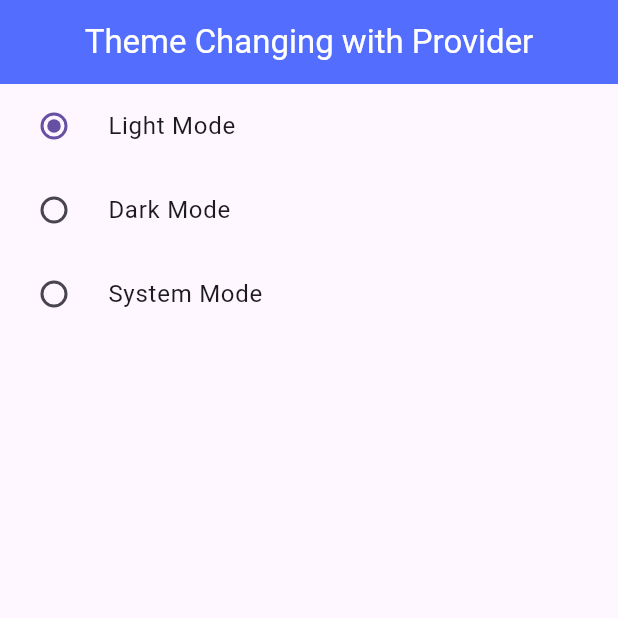
After one commit to musman023/provider-state-management, a Flutter app: the screen it shows after launch, after a tap on "Light Mode", on a phone screen of 412 x 824 dp, the top half of it. The commit adds this screen. Run offline on Flutter 3.47's test engine with Material 3 defaults, Android fonts, the phone set to English and light mode, and no system bars.

Commit message:
changing theme modes

```diff
--- a/lib/main.dart
+++ b/lib/main.dart
@@ -1,9 +1,10 @@
 import 'package:flutter/material.dart';
 import 'package:provider/provider.dart';
-import 'package:provider_tutorial/favourite/favourite_screen.dart';
 import 'package:provider_tutorial/provider/count_provider.dart';
 import 'package:provider_tutorial/provider/e1_provider.dart';
 import 'package:provider_tutorial/provider/favourite_provider.dart';
+import 'package:provider_tutorial/provider/theme_changer.dart';
+import 'package:provider_tutorial/screen/dark_theme.dart';
 
 void main() {
   runApp(const MyApp());
@@ -18,16 +19,24 @@ class MyApp extends StatelessWidget {
         providers: [
           ChangeNotifierProvider(create: (_) => CountProvider()),
           ChangeNotifierProvider(create: (_) => ExampleOneProvider()),
-          ChangeNotifierProvider(create: (_) => FavouriteItemProvider())
+          ChangeNotifierProvider(create: (_) => FavouriteItemProvider()),
+          ChangeNotifierProvider(create: (_) => ThemeChanger()),
         ],
-        child: MaterialApp(
-          debugShowCheckedModeBanner: false,
-          title: 'Flutter Demo',
-          theme: ThemeData(
-            colorScheme: ColorScheme.fromSeed(seedColor: Colors.deepPurple),
-            useMaterial3: true,
-          ),
-          home: const FavouriteScreen(),
+        child: Builder(
+          builder: (BuildContext context) {
+            final themeChanger = Provider.of<ThemeChanger>(context);
+            return MaterialApp(
+              debugShowCheckedModeBanner: false,
+              title: 'Flutter Demo',
+              themeMode: themeChanger.themeMode,
+              theme: ThemeData(
+                brightness: Brightness.light,
+                primarySwatch: Colors.blue,
+              ),
+              darkTheme: ThemeData(brightness: Brightness.dark),
+              home: const DarkThemeScreen(),
+            );
+          },
         ));
   }
 }
--- /dev/null
+++ b/lib/provider/theme_changer.dart
@@ -0,0 +1,11 @@
+import 'package:flutter/material.dart';
+
+class ThemeChanger with ChangeNotifier {
+  var _themeMode = ThemeMode.light;
+  ThemeMode get themeMode => _themeMode;
+
+  void setTheme(themeMode) {
+    _themeMode = themeMode;
+    notifyListeners();
+  }
+}
--- /dev/null
+++ b/lib/screen/dark_theme.dart
@@ -0,0 +1,47 @@
+import 'package:flutter/material.dart';
+import 'package:provider/provider.dart';
+import 'package:provider_tutorial/provider/theme_changer.dart';
+
+class DarkThemeScreen extends StatefulWidget {
+  const DarkThemeScreen({super.key});
+
+  @override
+  State<DarkThemeScreen> createState() => _DarkThemeScreenState();
+}
+
+class _DarkThemeScreenState extends State<DarkThemeScreen> {
+  @override
+  Widget build(BuildContext context) {
+    final themeChanger = Provider.of<ThemeChanger>(context);
+    return Scaffold(
+      appBar: AppBar(
+        centerTitle: true,
+        // elevation: 0,
+        backgroundColor: Colors.indigoAccent,
+        title: const Text(
+          "Theme Changing with Provider",
+          style: TextStyle(color: Colors.white),
+        ),
+      ),
+      body: Column(
+        children: [
+          RadioListTile<ThemeMode>(
+              title: const Text("Light Mode"),
+              value: ThemeMode.light,
+              groupValue: themeChanger.themeMode,
+              onChanged: themeChanger.setTheme),
+          RadioListTile<ThemeMode>(
+              title: const Text("Dark Mode"),
+              value: ThemeMode.dark,
+              groupValue: themeChanger.themeMode,
+              onChanged: themeChanger.setTheme),
+          RadioListTile<ThemeMode>(
+              title: const Text("System Mode"),
+              value: ThemeMode.system,
+              groupValue: themeChanger.themeMode,
+              onChanged: themeChanger.setTheme),
+        ],
+      ),
+    );
+  }
+}
```
